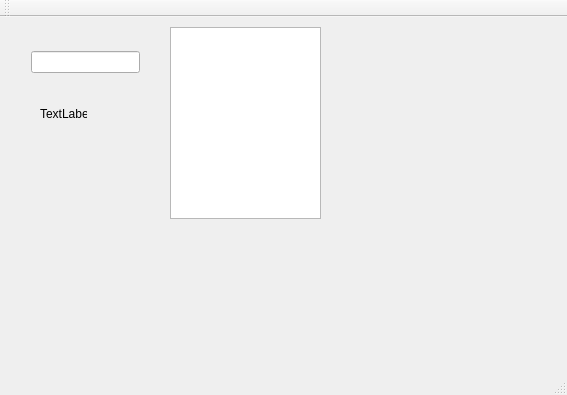
First picture: the form in mainwindow.ui, repository 0wn3r/matstat, before the edit.
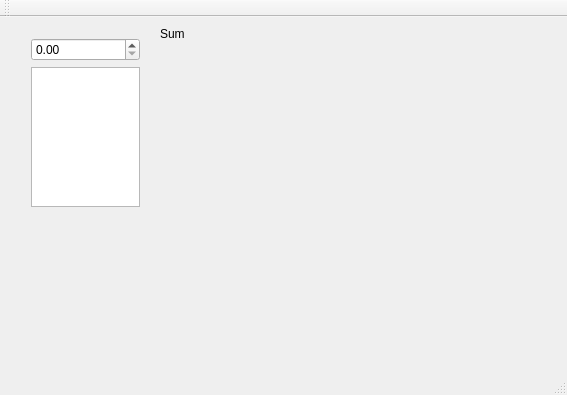
Second picture: the form after the edit.

Commit message: Switch to SpinBox

Patch:
```diff
--- a/mainwindow.ui
+++ b/mainwindow.ui
@@ -18,38 +18,31 @@
     <property name="geometry">
      <rect>
       <x>20</x>
-      <y>20</y>
+      <y>10</y>
       <width>131</width>
-      <height>51</height>
+      <height>191</height>
      </rect>
     </property>
     <layout class="QVBoxLayout" name="verticalLayout">
      <item>
-      <widget class="QLineEdit" name="lineEdit"/>
+      <widget class="QDoubleSpinBox" name="doubleSpinBox"/>
+     </item>
+     <item>
+      <widget class="QListWidget" name="listWidget"/>
      </item>
     </layout>
    </widget>
-   <widget class="QListWidget" name="listWidget">
-    <property name="geometry">
-     <rect>
-      <x>170</x>
-      <y>10</y>
-      <width>151</width>
-      <height>192</height>
-     </rect>
-    </property>
-   </widget>
    <widget class="QLabel" name="label">
     <property name="geometry">
      <rect>
-      <x>40</x>
-      <y>90</y>
+      <x>160</x>
+      <y>10</y>
       <width>47</width>
       <height>13</height>
      </rect>
     </property>
     <property name="text">
-     <string>TextLabel</string>
+     <string>Sum</string>
     </property>
    </widget>
   </widget>
```
The commit also changes 2 other files.
